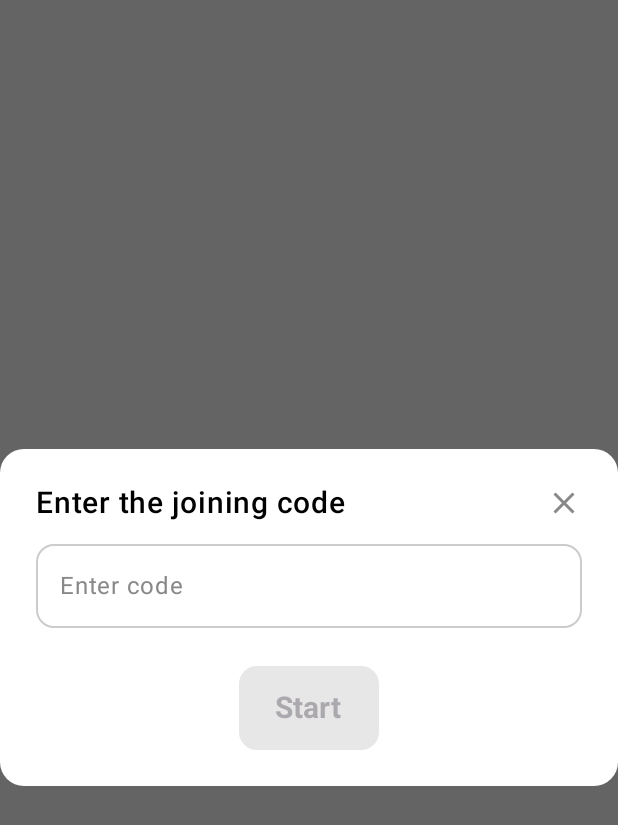
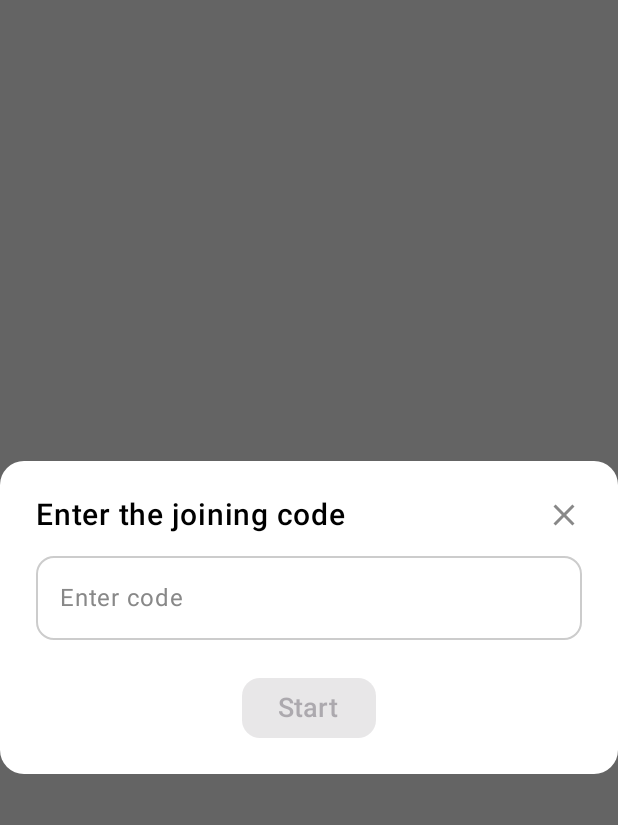
Before and after one commit to LakhyarajRajkhowa/gdgc-quiz-app, an Android app built with Jetpack Compose: the HomeScreen screen opened through its navigation route, after a tap on "Join Quiz", on a phone screen of 412 x 824 dp. Shown: the top 825 px of the screen. Run offline under Robolectric (Android 15) with nearby library versions, the phone set to English and light mode, and no system bars; libraries missing offline, so code that uses them is left out: io.socket.client.

Commit message:
Final UI

```diff
--- a/app/src/main/java/com/example/quizapp/presentation/auth/LoginScreen.kt
+++ b/app/src/main/java/com/example/quizapp/presentation/auth/LoginScreen.kt
@@ -169,7 +169,7 @@ fun LoginScreen(
                         enabled = loginEnabled,
                         modifier = Modifier
                             .fillMaxWidth()
-                            .height(56.dp),
+                            .height(40.dp),
                         shape = RoundedCornerShape(28.dp),
                         colors = ButtonDefaults.buttonColors(
                             containerColor = Color.DarkGray,
@@ -226,7 +226,7 @@ private fun TopDecorHeader(height: Dp) {
 }
 
 @Composable
-private fun DecorativeCircle(center: Offset, radius: Float, color: Color) {
+fun DecorativeCircle(center: Offset, radius: Float, color: Color) {
     Canvas(modifier = Modifier.fillMaxSize()) {
         drawCircle(color = color, radius = radius, center = center)
     }
--- a/app/src/main/java/com/example/quizapp/presentation/auth/OnBoardingScreens.kt
+++ b/app/src/main/java/com/example/quizapp/presentation/auth/OnBoardingScreens.kt
@@ -81,14 +81,14 @@ fun OnboardingScreen(
                 onClick = onButton1Click,
                 modifier = Modifier
                     .fillMaxWidth()
-                    .height(50.dp),
+                    .height(40.dp),
                 shape = RoundedCornerShape(8.dp),
                 colors = ButtonDefaults.buttonColors(
                     containerColor = Color.White,
                     contentColor = Color.Black
                 )
             ) {
-                Text(button1Text, fontWeight = FontWeight.Bold, fontSize = 20.sp)
+                Text(button1Text, fontWeight = FontWeight.SemiBold, fontSize = 18.sp)
             }
 
             // Optional Secondary Button
@@ -98,7 +98,7 @@ fun OnboardingScreen(
                     onClick = onButton2Click,
                     modifier = Modifier
                         .fillMaxWidth()
-                        .height(50.dp),
+                        .height(40.dp),
                     shape = RoundedCornerShape(8.dp),
                     border = BorderStroke(2.dp, Color.White),
                     colors = ButtonDefaults.outlinedButtonColors(
@@ -106,7 +106,7 @@ fun OnboardingScreen(
                         contentColor = Color.White
                     )
                 ) {
-                    Text(button2Text, fontWeight = FontWeight.Bold, fontSize = 20.sp)
+                    Text(button2Text, fontWeight = FontWeight.SemiBold, fontSize = 18.sp)
                 }
             }
         }
--- a/app/src/main/java/com/example/quizapp/presentation/home/HomeScreen.kt
+++ b/app/src/main/java/com/example/quizapp/presentation/home/HomeScreen.kt
@@ -4,8 +4,10 @@ import android.util.Log
 import androidx.compose.foundation.background
 import androidx.compose.foundation.layout.Box
 import androidx.compose.foundation.layout.Column
+import androidx.compose.foundation.layout.Spacer
 import androidx.compose.foundation.layout.fillMaxSize
 import androidx.compose.foundation.layout.fillMaxWidth
+import androidx.compose.foundation.layout.height
 import androidx.compose.foundation.layout.navigationBarsPadding
 import androidx.compose.foundation.layout.offset
 import androidx.compose.foundation.layout.padding
@@ -16,6 +18,7 @@ import androidx.compose.foundation.shape.RoundedCornerShape
 import androidx.compose.foundation.verticalScroll
 import androidx.compose.material.icons.Icons
 import androidx.compose.material.icons.filled.Add
+import androidx.compose.material3.Divider
 import androidx.compose.material3.ExperimentalMaterial3Api
 import androidx.compose.material3.FabPosition
 import androidx.compose.material3.FloatingActionButton
@@ -50,7 +53,7 @@ import com.example.quizapp.presentation.navigation.BottomNavItem
 import kotlinx.coroutines.launch
 
 
-private val Purple1 = Color(0xFF7D4CFF)
+val Purple1 = Color(0xFF7D4CFF)
 private val Purple2 = Color(0xFF6A3DF0)
 private val SoftYellow = Color(0xFFF6C66B)
 
@@ -119,8 +122,8 @@ fun HomeScreen(
                     containerColor = Purple1,
                     contentColor = Color.White,
                     modifier = Modifier
-                        .size(64.dp)
-                        .offset(y = (114).dp),
+                        .size(54.dp)
+                        .offset(y = (108).dp),
                     shape = CircleShape
                 ) {
                     Icon(
@@ -172,6 +175,11 @@ fun HomeScreen(
                 onJoinLiveQuiz = onJoinLiveQuiz
             )
 
+                Spacer(modifier = Modifier.height(16.dp))
+                Divider(color = Color.LightGray, thickness = 1.dp)
+                Spacer(modifier = Modifier.height(16.dp))
+
+
                 ProgressSection(
                     ranking = state.ranking,
                     totalScore = state.totalScore,
@@ -179,6 +187,8 @@ fun HomeScreen(
                     coins = state.coins,
                     progressPercent = state.progressPercent
                 )
+
+                Spacer(modifier = Modifier.height(16.dp))
 
                 DailyChallengeCard(
                     challengeText = state.dailyChallenge ?: "No challenge today",
--- a/app/src/main/java/com/example/quizapp/presentation/home/components/BottomNavigationBar.kt
+++ b/app/src/main/java/com/example/quizapp/presentation/home/components/BottomNavigationBar.kt
@@ -26,7 +26,7 @@ fun BottomNavigationBar(
         Row(
             modifier = Modifier
                 .fillMaxWidth()
-                .height(60.dp)
+                .height(50.dp)
                 .padding(horizontal = 8.dp),
 
             horizontalArrangement = Arrangement.SpaceAround,
@@ -37,7 +37,7 @@ fun BottomNavigationBar(
                     Icons.Default.Home,
                     contentDescription = "Home",
                     tint = if (selectedItem == BottomNavItem.HOME) Color.White else Color.Gray,
-                    modifier = Modifier.size(32.dp)
+                    modifier = Modifier.size(25.dp)
 
                 )
             }
@@ -46,7 +46,7 @@ fun BottomNavigationBar(
                     painter = painterResource(id = R.drawable.baseline_library_books_24),
                     contentDescription = "Library",
                     tint = if (selectedItem == BottomNavItem.LIBRARY) Color.White else Color.Gray,
-                    modifier = Modifier.size(30.dp)
+                    modifier = Modifier.size(21.dp)
                 )
             }
             Spacer(modifier = Modifier.width(64.dp)) // space for FAB
@@ -55,7 +55,7 @@ fun BottomNavigationBar(
                     painter = painterResource(id = R.drawable.outline_equalizer_24),
                     contentDescription = "Leaderboard",
                     tint = if (selectedItem == BottomNavItem.LEADERBOARD) Color.White else Color.Gray,
-                    modifier = Modifier.size(32.dp)
+                    modifier = Modifier.size(25.dp)
                 )
             }
             IconButton(onClick = { onItemSelected(BottomNavItem.ME) }) {
@@ -63,7 +63,7 @@ fun BottomNavigationBar(
                     Icons.Default.Person,
                     contentDescription = "Me",
                     tint = if (selectedItem == BottomNavItem.ME) Color.White else Color.Gray,
-                    modifier = Modifier.size(32.dp)
+                    modifier = Modifier.size(25.dp)
                 )
             }
         }
--- a/app/src/main/java/com/example/quizapp/presentation/home/components/CreateAndJoinQuiz.kt
+++ b/app/src/main/java/com/example/quizapp/presentation/home/components/CreateAndJoinQuiz.kt
@@ -71,7 +71,7 @@ fun QuizOptionsBottomSheet(
                 ),
                 enabled = isAdmin  // Disable if not admin
             ) {
-                Text("Create Quiz (Admin)", fontWeight = FontWeight.Bold, fontSize = 20.sp)
+                Text("Create Quiz (Admin)", fontWeight = FontWeight.SemiBold, fontSize = 18.sp)
             }
         }
 
@@ -90,7 +90,7 @@ fun QuizOptionsBottomSheet(
             ),
             enabled = isAdmin  // Disable if not admin
         ) {
-            Text("Start Quiz (Admin)", fontWeight = FontWeight.Bold, fontSize = 20.sp)
+            Text("Start Quiz (Admin)", fontWeight = FontWeight.SemiBold, fontSize = 18.sp)
         }
     }
 }
@@ -188,8 +188,7 @@ private fun JoinQuizDialogContent(
                     unfocusedTextColor = Color.Black
                 ),
                 textStyle = LocalTextStyle.current.copy(
-                    fontSize = 18.sp,
-                    fontWeight = FontWeight.Medium
+                    fontSize = 18.sp
                 ),
                 keyboardOptions = KeyboardOptions(keyboardType = KeyboardType.Text),
                 singleLine = true
@@ -201,7 +200,7 @@ private fun JoinQuizDialogContent(
                 onClick = onJoin,
                 modifier = Modifier
                     .wrapContentWidth()
-                    .height(56.dp),
+                    .height(40.dp),
                 shape = RoundedCornerShape(12.dp),
                 colors = ButtonDefaults.buttonColors(
                     containerColor = Color(0xFF7D4CFF),
@@ -211,8 +210,8 @@ private fun JoinQuizDialogContent(
             ) {
                 Text(
                     text = "Start",
-                    fontSize = 20.sp,
-                    fontWeight = FontWeight.Bold
+                    fontSize = 18.sp,
+                    fontWeight = FontWeight.SemiBold
                 )
             }
         }
--- a/app/src/main/java/com/example/quizapp/presentation/home/components/DailyChallengeCard.kt
+++ b/app/src/main/java/com/example/quizapp/presentation/home/components/DailyChallengeCard.kt
@@ -20,7 +20,9 @@ fun DailyChallengeCard(challengeText: String, onGetStartedClick: () -> Unit = {}
     Spacer(modifier = Modifier.height(5.dp))
 
     Card(
-        modifier = Modifier.fillMaxWidth(),
+        modifier = Modifier
+            .fillMaxWidth()
+            .height(140.dp),
         shape = RoundedCornerShape(9.dp),
         colors = CardDefaults.cardColors(containerColor = Color(0xFFF7E8EB))
     ) {
@@ -33,8 +35,8 @@ fun DailyChallengeCard(challengeText: String, onGetStartedClick: () -> Unit = {}
             Column(modifier = Modifier.weight(1f)) {
                 Text(
                     "Challenge your mind daily with fun quizzes and track your growth.",
-                    fontSize = 15.sp,
-                    maxLines = 3,
+                    fontSize = 13.sp,
+                    maxLines = 2,
                     overflow = TextOverflow.Ellipsis
                 )
                 Spacer(modifier = Modifier.height(12.dp))
@@ -57,7 +59,7 @@ fun DailyChallengeCard(challengeText: String, onGetStartedClick: () -> Unit = {}
                 Icon(
                     painter = painterResource(id = R.drawable.daily_challenge),
                     contentDescription = "Daily Challenge",
-                    modifier = Modifier.size(150.dp),
+                    modifier = Modifier.size(130.dp),
                     tint = Color.Unspecified
                 )
             }
--- a/app/src/main/java/com/example/quizapp/presentation/home/components/LiveQuizCard.kt
+++ b/app/src/main/java/com/example/quizapp/presentation/home/components/LiveQuizCard.kt
@@ -25,7 +25,7 @@ fun LiveQuizCard(title: String?, onJoinLiveQuiz: () -> Unit) {
     Card(
         modifier = Modifier
             .fillMaxWidth()
-            .height(150.dp),
+            .height(130.dp),
         shape = RoundedCornerShape(12.dp),
         colors = CardDefaults.cardColors(containerColor = SoftYellow)
     ) {
@@ -40,12 +40,13 @@ fun LiveQuizCard(title: String?, onJoinLiveQuiz: () -> Unit) {
                     Icon(
                         Icons.Default.Notifications,
                         contentDescription = "Reminder",
-                        tint = Color.Black
+                        tint = Color.Black,
+                        modifier = Modifier.size(17.dp)
                     )
                     Spacer(modifier = Modifier.width(8.dp))
                     Text(
                         text = "Reminder",
-                        fontSize = 16.sp,
+                        fontSize = 13.sp,
                         fontWeight = FontWeight.Medium
                     )
                 }
@@ -54,13 +55,13 @@ fun LiveQuizCard(title: String?, onJoinLiveQuiz: () -> Unit) {
                     Text(
 
                         text = "No Quiz is Live Now!",
-                        fontSize = 20.sp,
+                        fontSize = 16.sp,
                         fontWeight = FontWeight.Bold
                     )
                 else Text(
 
                     text = "${title} is Live Now!",
-                    fontSize = 20.sp,
+                    fontSize = 16.sp,
                     fontWeight = FontWeight.Bold
                 )
                 Spacer(modifier = Modifier.height(8.dp))
@@ -83,7 +84,7 @@ fun LiveQuizCard(title: String?, onJoinLiveQuiz: () -> Unit) {
                 Icon(
                     painter = painterResource(id = R.drawable.reminder),
                     contentDescription = "Reminder",
-                    modifier = Modifier.size(140.dp),
+                    modifier = Modifier.size(100.dp),
                     tint = Color.Unspecified
                 )
             }
--- a/app/src/main/java/com/example/quizapp/presentation/home/components/ProgressSection.kt
+++ b/app/src/main/java/com/example/quizapp/presentation/home/components/ProgressSection.kt
@@ -43,10 +43,10 @@ fun ProgressSection(
             verticalAlignment = Alignment.CenterVertically
         ) {
             Column(modifier = Modifier.weight(1f)) {
-                Text("My Ranking: 0", fontWeight = FontWeight.Bold)
+                Text("My Ranking: 0", fontWeight = FontWeight.Bold, fontSize = 16.sp)
                 Spacer(modifier = Modifier.height(6.dp))
-                Text("Total Scored earned: 0")
-                Text("Quizzes attempted: 0")
+                Text("Total Scored earned: 0", fontSize = 13.sp)
+                Text("Quizzes attempted: 0", fontSize = 13.sp)
                 Spacer(modifier = Modifier.height(8.dp))
                 Row(verticalAlignment = Alignment.CenterVertically) {
 
--- a/app/src/main/java/com/example/quizapp/presentation/home/components/UserHeader.kt
+++ b/app/src/main/java/com/example/quizapp/presentation/home/components/UserHeader.kt
@@ -63,7 +63,7 @@ fun UserHeader(username: String) {
             Text(
                 text = "We are happy to have you back",
                 color = Color.White.copy(alpha = 0.9f),
-                fontSize = 16.sp
+                fontSize = 13.sp
             )
         }
 
--- a/app/src/main/java/com/example/quizapp/presentation/quiz/LiveQuiz/LiveQuizScreen.kt
+++ b/app/src/main/java/com/example/quizapp/presentation/quiz/LiveQuiz/LiveQuizScreen.kt
@@ -16,6 +16,7 @@ import androidx.compose.ui.Modifier
 import androidx.compose.ui.graphics.Color
 import androidx.compose.ui.res.painterResource
 import androidx.compose.ui.text.font.FontWeight
+import androidx.compose.ui.text.style.TextAlign
 import androidx.compose.ui.unit.dp
 import androidx.compose.ui.unit.sp
 import androidx.core.text.HtmlCompat
@@ -140,8 +141,10 @@ fun LiveQuizScreen(
                         Spacer(modifier = Modifier.height(4.dp))
                         Text(
                             text = "Live Quiz",
+                            textAlign = TextAlign.Center,
+                            fontWeight = FontWeight.SemiBold,
                             color = Color.White,
-                            fontSize = 16.sp
+                            fontSize = 18.sp
                         )
                     }
                 },
```
Also changed, not shown: app/src/main/java/com/example/quizapp/presentation/common/ProfilePage.kt (added, +206 -0 lines), app/src/main/java/com/example/quizapp/presentation/quiz/CreateQuizSetupScreen.kt (+15 -4 lines), app/src/main/java/com/example/quizapp/presentation/quiz/QuizCompScreen.kt (+4 -4 lines).
